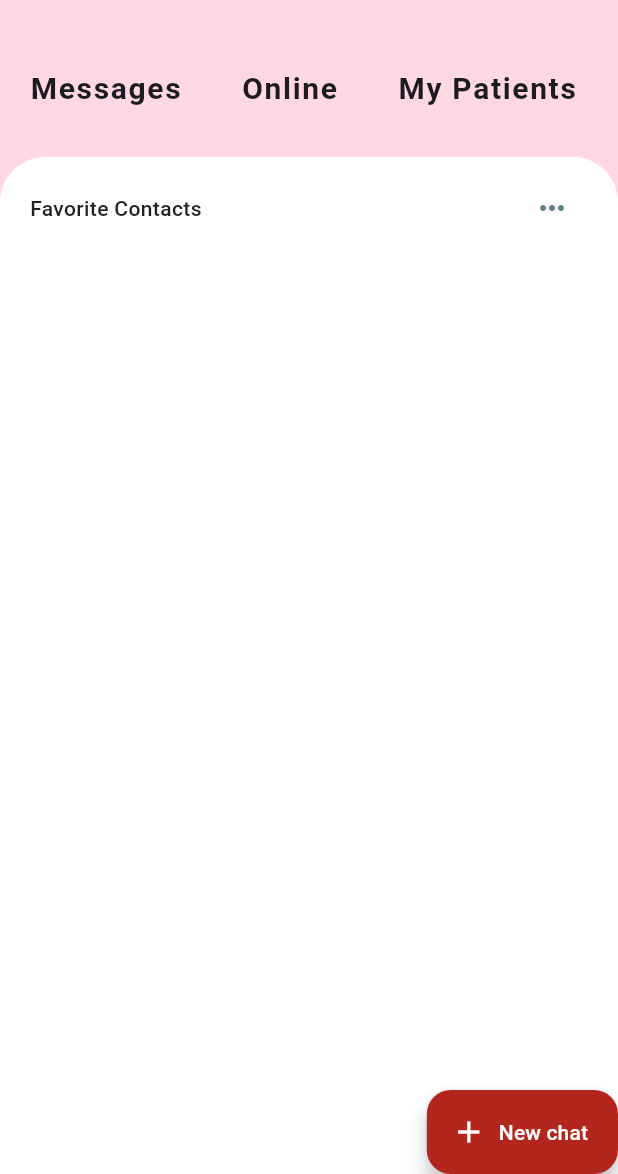
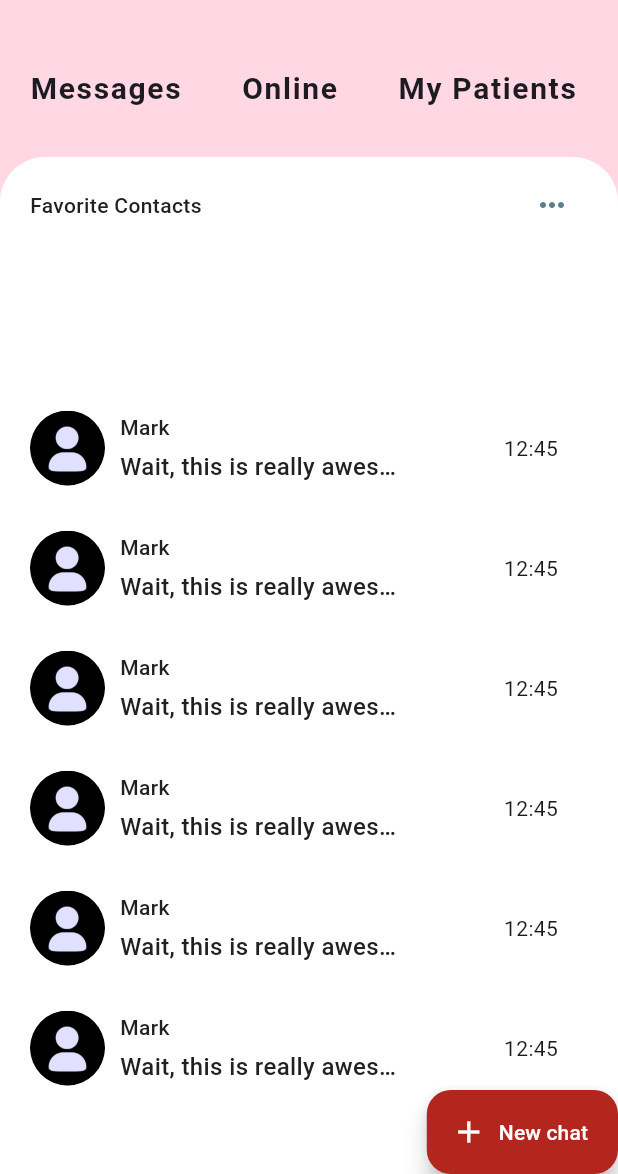
Before and after one commit to Anne-15/diabetes-app, a Flutter app: the DoctorChats screen opened directly, on a phone screen of 412 x 824 dp, the part 62-1236 px from its top. Run offline on Flutter 3.47's test engine with Material 2 defaults, Android fonts, the light colour scheme and no system bars; our stand-ins replace cloud_firestore, firebase_auth, firebase_core, flutter_svg, gap, get and 5 more; missing offline and left inert: agora_rtc_engine; accounts and stored records are empty; Roboto replaces fonts that are missing (Barlow, Lato).

Commit message:
styling my recent chats page

```diff
--- a/lib/components/app_router.dart
+++ b/lib/components/app_router.dart
@@ -65,10 +65,10 @@
     builder: (context, state) => ChatApp(),
   ),
 
-  GoRoute(
-    path: "/single_chat",
-    builder: (context, state) => SingleChat(),
-  ),
+  // GoRoute(
+  //   path: "/single_chat",
+  //   builder: (context, state) => SingleChat(),
+  // ),
 
   //doctor's views
   GoRoute(
--- a/lib/main.dart
+++ b/lib/main.dart
@@ -43,7 +43,7 @@
         ),
       ),
       // routerConfig: router,
-      home: DoctorNavBar(),
+      home: ChatApp(),
     );
   }
 }
--- a/lib/screens/patientview/chats/chats.dart
+++ b/lib/screens/patientview/chats/chats.dart
@@ -20,9 +20,8 @@
       backgroundColor: Styles.c6,
       appBar: AppBar(
         backgroundColor: Styles.c6,
-        title: Center(
-          child: Text("Chats", style: Styles.header1),
-        ),
+        title: Text("Chats", style: Styles.headerStyle2),
+        centerTitle: true,
         elevation: 0.0,
       ),
       body: Column(
--- a/lib/screens/patientview/chats/favorite_contacts.dart
+++ b/lib/screens/patientview/chats/favorite_contacts.dart
@@ -17,7 +17,7 @@
   Widget build(BuildContext context) {
     final controllers = Get.put(GetUsersController());
     return Padding(
-      padding: EdgeInsets.symmetric(vertical: 10.0),
+      padding: EdgeInsets.symmetric(vertical: 8.0),
       child: Column(
         children: [
           Padding(
@@ -41,15 +41,15 @@
           ),
           GestureDetector(
             onTap: () {
-              Navigator.push(
-                context,
-                MaterialPageRoute(
-                  builder: (_) => SingleChat(),
-                ),
-              );
+              // Navigator.push(
+              //   context,
+              //   MaterialPageRoute(
+              //     builder: (_) => SingleChat(),
+              //   ),
+              // );
             },
             child: Container(
-              height: AppLayout.getHeight(120),
+              height: AppLayout.getHeight(90),
               // color: Colors.blue,
               child: FutureBuilder<List<UserModel>>(
                 future: controllers.getAllUsers(),
@@ -66,7 +66,7 @@
                             child: Column(
                               children: [
                                 CircleAvatar(
-                                  radius: 35.0,
+                                  radius: 25.0,
                                   backgroundImage:
                                       AssetImage("assets/images/profile.png"),
                                 ),
--- a/lib/screens/patientview/chats/recent_charts.dart
+++ b/lib/screens/patientview/chats/recent_charts.dart
@@ -1,3 +1,4 @@
+import 'package:android_testing/components/constants.dart';
 import 'package:flutter/material.dart';
 
 class RecentChats extends StatelessWidget {
@@ -16,8 +17,61 @@
             topRight: Radius.circular(30.0),
           ),
         ),
-        child: ListView.builder(
-          itemBuilder: (context, index) {},
+        child: ClipRRect(
+          borderRadius: BorderRadius.only(
+            topLeft: Radius.circular(30.0),
+            topRight: Radius.circular(30.0),
+          ),
+          child: ListView.builder(
+            itemBuilder: (context, index) {
+              return Container(
+                margin: EdgeInsets.only(top: 5.0, bottom: 5.0, right: 20.0),
+                padding: EdgeInsets.symmetric(horizontal: 20.0, vertical: 10.0),
+                child: Row(
+                  mainAxisAlignment: MainAxisAlignment.spaceBetween,
+                  children: [
+                    Row(
+                      children: [
+                        CircleAvatar(
+                          radius: 25.0,
+                          backgroundImage:
+                              AssetImage('assets/images/profile.png'),
+                        ),
+                        SizedBox(
+                          width: 10.0,
+                        ),
+                        Column(
+                          crossAxisAlignment: CrossAxisAlignment.start,
+                          children: [
+                            Text(
+                              'Mark',
+                              style: Styles.headerStyle4,
+                            ),
+                            SizedBox(
+                              height: 5.0,
+                            ),
+                            SizedBox(
+                              width: MediaQuery.of(context).size.width * 0.45,
+                              child: Text(
+                                'Wait, this is really awesome though',
+                                style: Styles.textStyle,
+                                overflow: TextOverflow.ellipsis,
+                              ),
+                            ),
+                          ],
+                        ),
+                      ],
+                    ),
+                    Column(
+                      children: [
+                        Text('12:45'),
+                      ],
+                    ),
+                  ],
+                ),
+              );
+            },
+          ),
         ),
       ),
     );
```
Also changed, not shown: lib/repository/chats_repository.dart (+55 -55 lines), lib/screens/patientview/chats/contact_list.dart (+6 -6 lines), lib/screens/patientview/chats/single_chart.dart (+118 -119 lines).
